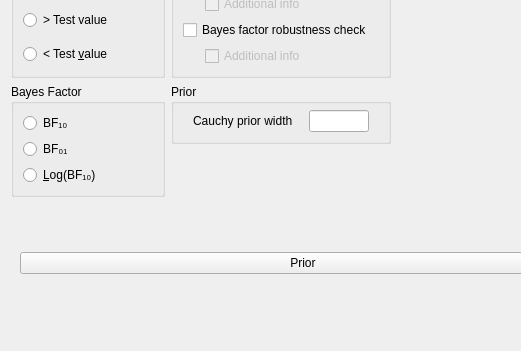
First picture: the form in JASP-Desktop/analysisforms/SummaryStatistics/summarystatsttestbayesianonesampleform.ui, repository jasp-stats/jasp-desktop, before the edit; both pictures show x 0 to 521 and y 194 to 545 of the 606 by 545 pixel window.
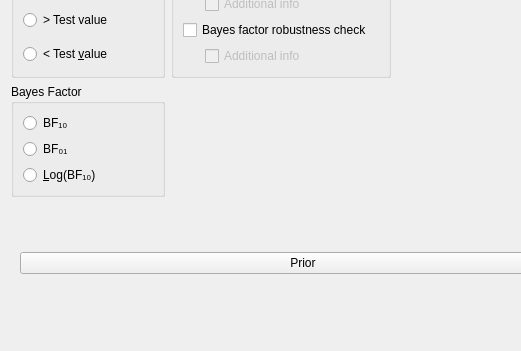
Second picture: the form after the edit. Custom widgets are drawn as their Qt base class.

Commit message:
Changed interface of Summary One-sample t-test BF
The interface had two text inputs for the prior width, one of which was
redundant. Removed it.

```diff
--- a/JASP-Desktop/analysisforms/SummaryStatistics/summarystatsttestbayesianonesampleform.ui
+++ b/JASP-Desktop/analysisforms/SummaryStatistics/summarystatsttestbayesianonesampleform.ui
@@ -230,54 +230,7 @@
          <property name="bottomMargin">
           <number>0</number>
          </property>
-         <item row="0" column="0">
-          <widget class="BoundGroupBox" name="groupBox">
-           <property name="title">
-            <string>Prior</string>
-           </property>
-           <layout class="QGridLayout" name="gridLayout_11">
-            <property name="topMargin">
-             <number>6</number>
-            </property>
-            <item row="0" column="1">
-             <widget class="BoundTextBox" name="priorWidth1">
-              <property name="sizePolicy">
-               <sizepolicy hsizetype="Fixed" vsizetype="Preferred">
-                <horstretch>0</horstretch>
-                <verstretch>0</verstretch>
-               </sizepolicy>
-              </property>
-              <property name="minimumSize">
-               <size>
-                <width>60</width>
-                <height>0</height>
-               </size>
-              </property>
-              <property name="maximumSize">
-               <size>
-                <width>60</width>
-                <height>16777215</height>
-               </size>
-              </property>
-             </widget>
-            </item>
-            <item row="0" column="0">
-             <widget class="QLabel" name="label">
-              <property name="sizePolicy">
-               <sizepolicy hsizetype="Fixed" vsizetype="Fixed">
-                <horstretch>0</horstretch>
-                <verstretch>0</verstretch>
-               </sizepolicy>
-              </property>
-              <property name="text">
-               <string>Cauchy prior width</string>
-              </property>
-             </widget>
-            </item>
-           </layout>
-          </widget>
-         </item>
-         <item row="4" column="0">
+         <item row="3" column="0">
           <spacer name="verticalSpacer_4">
            <property name="orientation">
             <enum>Qt::Vertical</enum>
```
Left out of the diff: 1 changed line with no effect on the pictures. The commit also changes 3 other files.
